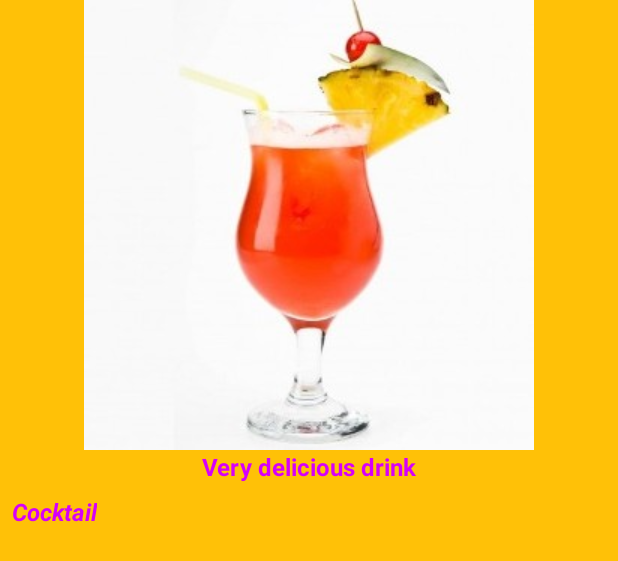
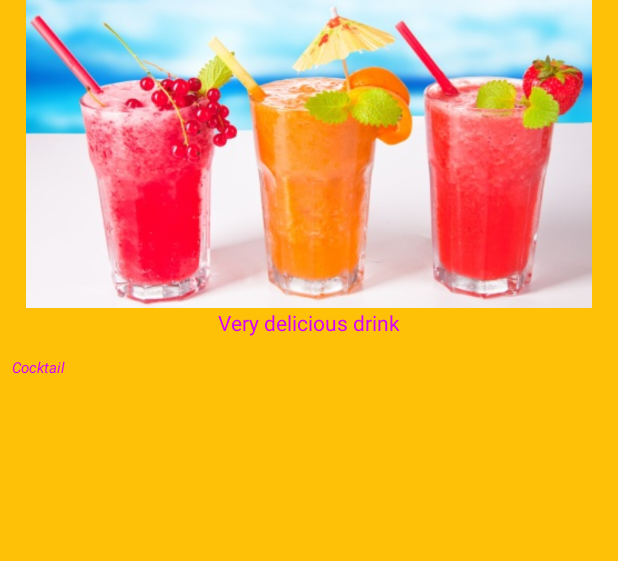
Before and after one commit to FabDadV/Capstone, an Android app: the layout drink_widget.xml on its own in the app's theme, with its tools: preview values and no code run, on a phone screen of 412 x 824 dp. Shown: the top 561 px of the screen. Run offline under Robolectric (Android 15) with nearby library versions, the phone set to English and light mode, and no system bars.

Commit message:
Adding Widget

```diff
--- a/app/src/main/res/layout/drink_widget.xml
+++ b/app/src/main/res/layout/drink_widget.xml
@@ -4,35 +4,36 @@
     android:layout_width="match_parent"
     android:layout_height="match_parent"
     android:orientation="vertical"
-    android:background="@color/colorPrimaryLight"
-    android:padding="@dimen/widget_margin">
+    android:background="@color/colorPrimaryLight">
 
     <ImageView
         android:layout_width="wrap_content"
-        android:layout_height="wrap_content"
-        android:layout_gravity="center"
+        android:layout_height="200dp"
+        android:layout_weight="1"
+        android:layout_gravity="top|center_horizontal"
         android:contentDescription="@string/widget_text"
-        android:src="@drawable/err_drink" />
+        android:src="@drawable/drinks" />
 
     <TextView
         android:id="@+id/wtv_name"
         android:layout_width="wrap_content"
         android:layout_height="wrap_content"
-        android:layout_gravity="center"
+        android:layout_gravity="top|center_horizontal"
+        android:layout_weight="1"
         android:contentDescription="@string/tv_name"
         android:text="@string/tv_name"
         android:textColor="@color/colorAccent"
-        android:textSize="@dimen/text_size"
-        android:textStyle="bold" />
+        android:textSize="@dimen/text_size" />
     <TextView
         android:id="@+id/widget_text"
         android:layout_width="wrap_content"
         android:layout_height="wrap_content"
         android:layout_margin="@dimen/margin"
+        android:layout_weight="100"
         android:contentDescription="@string/widget_text"
         android:text="@string/widget_text"
         android:textColor="@color/colorAccent"
-        android:textSize="@dimen/text_size"
-        android:textStyle="bold|italic" />
+        android:textSize="@dimen/text_widget_size"
+        android:textStyle="italic" />
 
 </LinearLayout>
--- a/app/src/main/res/values/dimens.xml
+++ b/app/src/main/res/values/dimens.xml
@@ -1,5 +1,6 @@
 <resources>
-    <dimen name="text_size">16sp</dimen>
+    <dimen name="text_size">14sp</dimen>
+    <dimen name="text_widget_size">10sp</dimen>
 
     <dimen name="margin">8dp</dimen>
     <dimen name="big_margin">16dp</dimen>
```
Also changed, not shown: app/src/main/res/values-v14/dimens.xml (+2 -6 lines), app/src/main/res/drawable/drinks.jpg (added).
